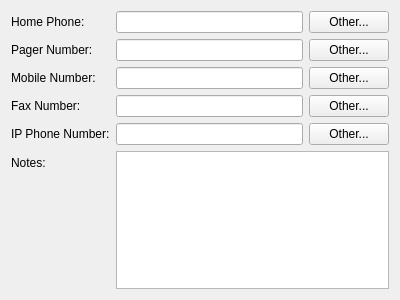
Qt form src/admc/tabs/telephones_tab.ui (altlinux/admc) before a commit.
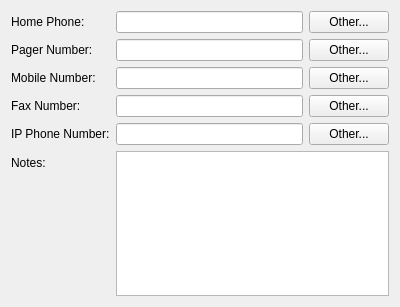
The same form after that commit.

Diff of the .ui file:
```diff
--- a/src/admc/tabs/telephones_tab.ui
+++ b/src/admc/tabs/telephones_tab.ui
@@ -7,7 +7,7 @@
     <x>0</x>
     <y>0</y>
     <width>400</width>
-    <height>300</height>
+    <height>307</height>
    </rect>
   </property>
   <property name="windowTitle">
```
Left out of the diff: 2 changed lines with no effect on the pictures.
